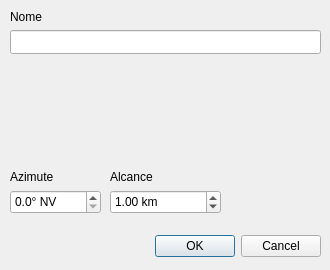
Above: dialogs/beamdialog.ui from cragapito/qtkamal before the change. Below: the same form after it.
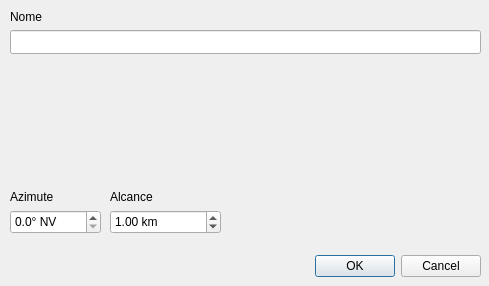
That is the form after the change. Icons and pictures are not drawn. Custom widgets are drawn as their Qt base class.

The edit to the form file:
```diff
--- a/dialogs/beamdialog.ui
+++ b/dialogs/beamdialog.ui
@@ -6,8 +6,8 @@
    <rect>
     <x>0</x>
     <y>0</y>
-    <width>330</width>
-    <height>270</height>
+    <width>489</width>
+    <height>286</height>
    </rect>
   </property>
   <property name="sizePolicy">
@@ -18,14 +18,14 @@
   </property>
   <property name="minimumSize">
    <size>
-    <width>330</width>
-    <height>270</height>
+    <width>489</width>
+    <height>286</height>
    </size>
   </property>
   <property name="maximumSize">
    <size>
-    <width>330</width>
-    <height>270</height>
+    <width>489</width>
+    <height>286</height>
    </size>
   </property>
   <property name="windowTitle">
@@ -38,8 +38,8 @@
   <widget class="QDialogButtonBox" name="buttonBox">
    <property name="geometry">
     <rect>
-     <x>-20</x>
-     <y>230</y>
+     <x>140</x>
+     <y>250</y>
      <width>341</width>
      <height>32</height>
     </rect>
@@ -69,31 +69,26 @@
     <rect>
      <x>10</x>
      <y>30</y>
-     <width>311</width>
+     <width>471</width>
      <height>24</height>
     </rect>
    </property>
   </widget>
-  <widget class="QStackedWidget" name="coord_entry">
+  <widget class="gbcoordinates" name="coord_entry" native="true">
    <property name="geometry">
     <rect>
      <x>10</x>
      <y>60</y>
-     <width>310</width>
-     <height>100</height>
+     <width>470</width>
+     <height>120</height>
     </rect>
    </property>
-   <property name="currentIndex">
-    <number>0</number>
-   </property>
-   <widget class="gbcoordinates" name="GMS"/>
-   <widget class="gbdeccoordinates" name="decimal"/>
   </widget>
   <widget class="QLabel" name="label_azimute">
    <property name="geometry">
     <rect>
      <x>10</x>
-     <y>170</y>
+     <y>190</y>
      <width>57</width>
      <height>14</height>
     </rect>
@@ -106,7 +101,7 @@
    <property name="geometry">
     <rect>
      <x>10</x>
-     <y>190</y>
+     <y>210</y>
      <width>91</width>
      <height>24</height>
     </rect>
@@ -131,7 +126,7 @@
    <property name="geometry">
     <rect>
      <x>110</x>
-     <y>170</y>
+     <y>190</y>
      <width>57</width>
      <height>14</height>
     </rect>
@@ -144,7 +139,7 @@
    <property name="geometry">
     <rect>
      <x>110</x>
-     <y>190</y>
+     <y>210</y>
      <width>111</width>
      <height>24</height>
     </rect>
@@ -166,7 +161,7 @@
    <property name="geometry">
     <rect>
      <x>10</x>
-     <y>220</y>
+     <y>240</y>
      <width>40</width>
      <height>40</height>
     </rect>
@@ -199,12 +194,6 @@
     <slot>slot1()</slot>
    </slots>
   </customwidget>
-  <customwidget>
-   <class>gbdeccoordinates</class>
-   <extends>QWidget</extends>
-   <header>gbdeccoordinates.h</header>
-   <container>1</container>
-  </customwidget>
  </customwidgets>
  <resources>
   <include location="../res.qrc"/>
```
